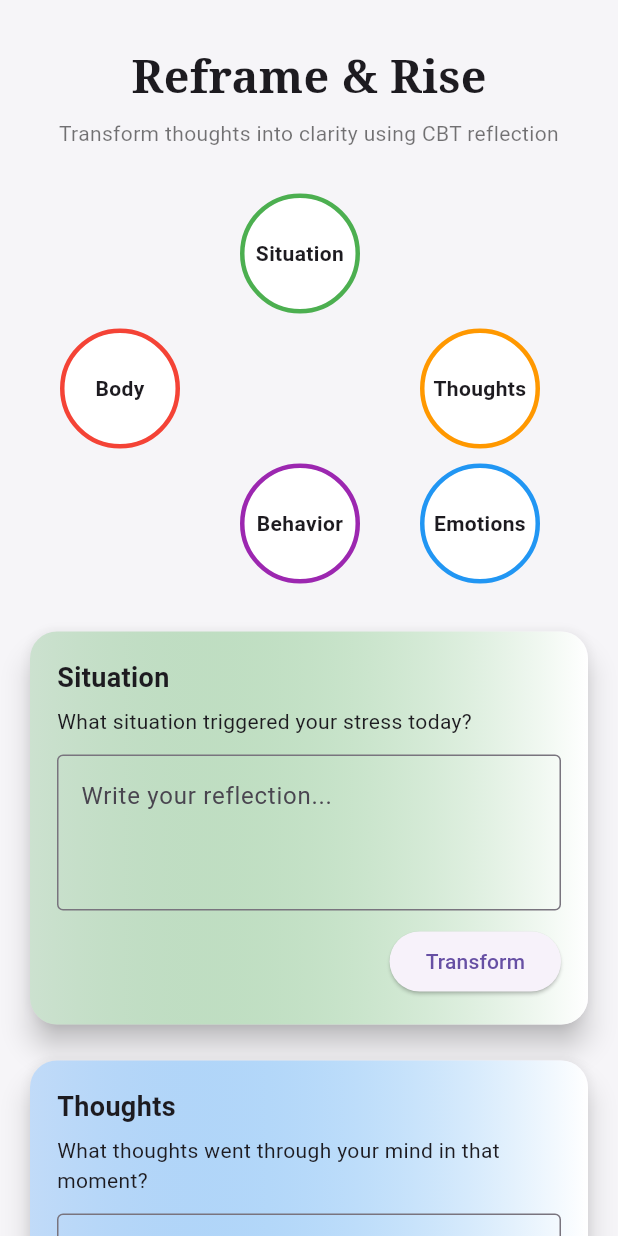
After one commit to sumit-gupta-25/souled-space-application, a Flutter app: the CBTReflectionPage screen opened by its route, on a phone screen of 412 x 824 dp. The commit adds this screen. Run offline on Flutter 3.47's test engine with Material 3 defaults, Android fonts, the phone set to English and light mode, and no system bars; our stand-ins replace audioplayers, firebase_auth, firebase_core, firebase_database; accounts and stored records are empty.

Commit message:
feat(cbt):add cbt reflection questions

```diff
--- /dev/null
+++ b/lib/individual/cbt_reflection.dart
@@ -0,0 +1,358 @@
+import 'package:flutter/material.dart';
+import 'dart:math';
+
+class CBTReflectionPage extends StatefulWidget {
+  const CBTReflectionPage({super.key});
+
+  @override
+  State<CBTReflectionPage> createState() => _CBTReflectionPageState();
+}
+
+class _CBTReflectionPageState extends State<CBTReflectionPage>
+    with TickerProviderStateMixin {
+
+  Map<String,bool> completed = {
+    "Situation":false,
+    "Thoughts":false,
+    "Emotions":false,
+    "Body":false,
+    "Behavior":false
+  };
+
+  final situation = TextEditingController();
+  final thoughts = TextEditingController();
+  final emotions = TextEditingController();
+  final body = TextEditingController();
+  final behavior = TextEditingController();
+
+  late AnimationController sweepController;
+
+  bool showAffirmation = false;
+
+  List<String> affirmations = [
+    "You are stronger than this moment.",
+    "Your thoughts are not your identity.",
+    "Growth begins with awareness.",
+    "You handled today better than you think.",
+    "Every reflection builds resilience.",
+  ];
+
+  @override
+  void initState() {
+    super.initState();
+
+    sweepController = AnimationController(
+        vsync:this,
+        duration:const Duration(seconds:2)
+    );
+  }
+
+  void transform(String key){
+
+    setState(() {
+      completed[key] = true;
+    });
+
+    sweepController.forward(from:0);
+
+    Future.delayed(const Duration(milliseconds:800),(){
+
+      bool allDone = completed.values.every((e)=>e==true);
+
+      if(allDone){
+        setState(() {
+          showAffirmation = true;
+        });
+      }
+
+    });
+  }
+
+  /// UPDATED CIRCLE WITH GLOW
+  Widget circle(String label,Color color,double top,double left){
+
+    bool done = completed[label]!;
+
+    return Positioned(
+      top:top,
+      left:left,
+      child:AnimatedContainer(
+        duration:const Duration(milliseconds:400),
+        width:80,
+        height:80,
+        decoration:BoxDecoration(
+          shape:BoxShape.circle,
+          border:Border.all(color:color,width:3),
+          color:done ? color.withOpacity(.3):Colors.white,
+
+          /// glow effect
+          boxShadow: done
+              ? [
+                  BoxShadow(
+                    color: color.withOpacity(0.7),
+                    blurRadius: 25,
+                    spreadRadius: 5,
+                  )
+                ]
+              : [],
+        ),
+        child:Center(
+          child:Text(label,
+              textAlign:TextAlign.center,
+              style:const TextStyle(fontWeight:FontWeight.w600)),
+        ),
+      ),
+    );
+  }
+
+  Widget questionCard(
+      String title,
+      String question,
+      TextEditingController controller,
+      Color color,
+      String keyName){
+
+    if(completed[keyName]==true){
+      return const SizedBox();
+    }
+
+    return AnimatedBuilder(
+      animation:sweepController,
+      builder:(_,__){
+
+        return Transform.translate(
+          offset:Offset(
+              0,
+              completed[keyName]! ? -200*sweepController.value : 0
+          ),
+
+          child:Opacity(
+            opacity:completed[keyName]! ? 1-sweepController.value : 1,
+
+            child:Card(
+              elevation:8,
+              margin:const EdgeInsets.symmetric(vertical:12),
+              shape:RoundedRectangleBorder(
+                  borderRadius:BorderRadius.circular(18)
+              ),
+
+              child:Container(
+                padding:const EdgeInsets.all(18),
+
+                decoration:BoxDecoration(
+                  borderRadius:BorderRadius.circular(18),
+                  gradient:LinearGradient(
+                    colors:[
+                      color.withOpacity(.25),
+                      Colors.white
+                    ],
+                  ),
+                ),
+
+                child:Column(
+                  crossAxisAlignment:CrossAxisAlignment.start,
+                  children:[
+
+                    Text(title,
+                        style:const TextStyle(
+                            fontSize:18,
+                            fontWeight:FontWeight.bold
+                        )
+                    ),
+
+                    const SizedBox(height:6),
+
+                    Text(question),
+
+                    const SizedBox(height:12),
+
+                    TextField(
+                      controller:controller,
+                      maxLines:3,
+                      decoration:const InputDecoration(
+                          hintText:"Write your reflection...",
+                          border:OutlineInputBorder()
+                      ),
+                    ),
+
+                    const SizedBox(height:10),
+
+                    Align(
+                      alignment:Alignment.centerRight,
+                      child:ElevatedButton(
+                        onPressed:()=>transform(keyName),
+                        child:const Text("Transform"),
+                      ),
+                    )
+                  ],
+                ),
+              ),
+            ),
+          ),
+        );
+      },
+    );
+  }
+
+  @override
+  Widget build(BuildContext context) {
+
+    return Scaffold(
+
+      backgroundColor:const Color(0xFFF6F5F8),
+
+      body:SafeArea(
+
+        child:SingleChildScrollView(
+
+          padding:const EdgeInsets.all(20),
+
+          child:Column(
+
+            children:[
+
+              const SizedBox(height:10),
+
+              const Text(
+                "Reframe & Rise",
+                style:TextStyle(
+                    fontSize:30,
+                    fontWeight:FontWeight.w700,
+                    fontFamily:"serif"
+                ),
+              ),
+
+              const SizedBox(height:6),
+
+              const Text(
+                "Transform thoughts into clarity using CBT reflection",
+                textAlign:TextAlign.center,
+                style:TextStyle(color:Colors.black54),
+              ),
+
+              const SizedBox(height:30),
+
+              SizedBox(
+                height:260,
+                child:Stack(
+                  children:[
+
+                    circle("Situation",Colors.green,0,140),
+
+                    circle("Thoughts",Colors.orange,90,260),
+
+                    circle("Body",Colors.red,90,20),
+
+                    circle("Emotions",Colors.blue,180,260),
+
+                    circle("Behavior",Colors.purple,180,140),
+
+                  ],
+                ),
+              ),
+
+              const SizedBox(height:20),
+
+              questionCard(
+                  "Situation",
+                  "What situation triggered your stress today?",
+                  situation,
+                  Colors.green,
+                  "Situation"
+              ),
+
+              questionCard(
+                  "Thoughts",
+                  "What thoughts went through your mind in that moment?",
+                  thoughts,
+                  Colors.blue,
+                  "Thoughts"
+              ),
+
+              questionCard(
+                  "Emotions",
+                  "What emotions did you feel?",
+                  emotions,
+                  Colors.orange,
+                  "Emotions"
+              ),
+
+              questionCard(
+                  "Body Sensations",
+                  "How did your body react? (heartbeat, tension, fatigue)",
+                  body,
+                  Colors.red,
+                  "Body"
+              ),
+
+              questionCard(
+                  "Behavior",
+                  "What did you do? How did you react?",
+                  behavior,
+                  Colors.purple,
+                  "Behavior"
+              ),
+
+              const SizedBox(height:30),
+
+              if(showAffirmation)
+
+                Card(
+                  elevation:10,
+                  shape:RoundedRectangleBorder(
+                      borderRadius:BorderRadius.circular(20)
+                  ),
+
+                  child:Container(
+                    padding:const EdgeInsets.all(22),
+
+                    decoration:BoxDecoration(
+                        borderRadius:BorderRadius.circular(20),
+                        gradient:const LinearGradient(
+                            colors:[
+                              Color(0xFFDFF5E1),
+                              Color(0xFFFFFFFF)
+                            ]
+                        )
+                    ),
+
+                    child:Column(
+                      children:[
+
+                        const Icon(Icons.auto_awesome,
+                            size:40,
+                            color:Colors.green
+                        ),
+
+                        const SizedBox(height:10),
+
+                        const Text(
+                          "Reflection Complete",
+                          style:TextStyle(
+                              fontSize:20,
+                              fontWeight:FontWeight.bold
+                          ),
+                        ),
+
+                        const SizedBox(height:10),
+
+                        Text(
+                          affirmations[Random().nextInt(affirmations.length)],
+                          textAlign:TextAlign.center,
+                          style:const TextStyle(fontSize:16),
+                        ),
+
+                      ],
+                    ),
+                  ),
+                ),
+
+              const SizedBox(height:40),
+
+            ],
+          ),
+        ),
+      ),
+    );
+  }
+}
--- a/lib/main.dart
+++ b/lib/main.dart
@@ -11,6 +11,7 @@ import 'package:souled_space_application/register.dart';
 import 'firebase_options.dart';
 import 'package:souled_space_application/individual/meditation_music.dart';
 import 'package:souled_space_application/individual/breathing_meditation.dart';
+import 'package:souled_space_application/individual/cbt_reflection.dart';
 
 Future<void> main() async {
   WidgetsFlutterBinding.ensureInitialized();
@@ -39,6 +40,7 @@ class MainApp extends StatelessWidget {
         'myjournals': (context) => const MyJournals(),
         'meditation_music': (context) => const MeditationMusicPage(),
         'breathing_meditation': (context) => const BreathToRecharge (),
+        'cbt_reflection': (context) => const CBTReflectionPage (),
       },
     );
   }
```
